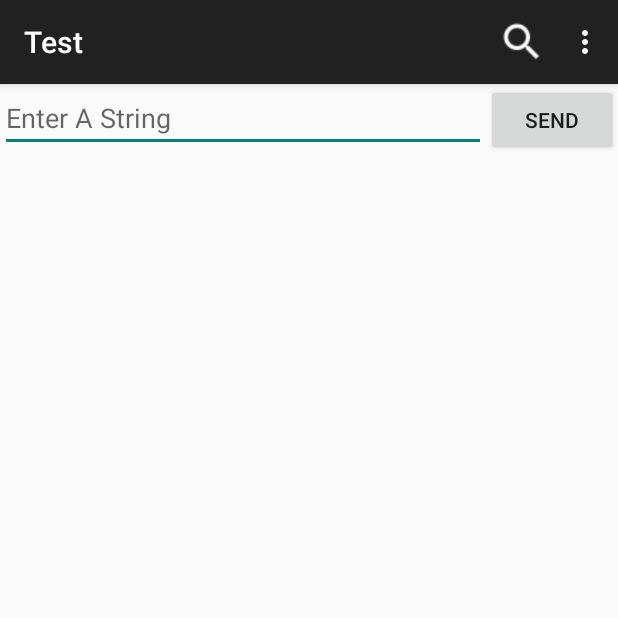
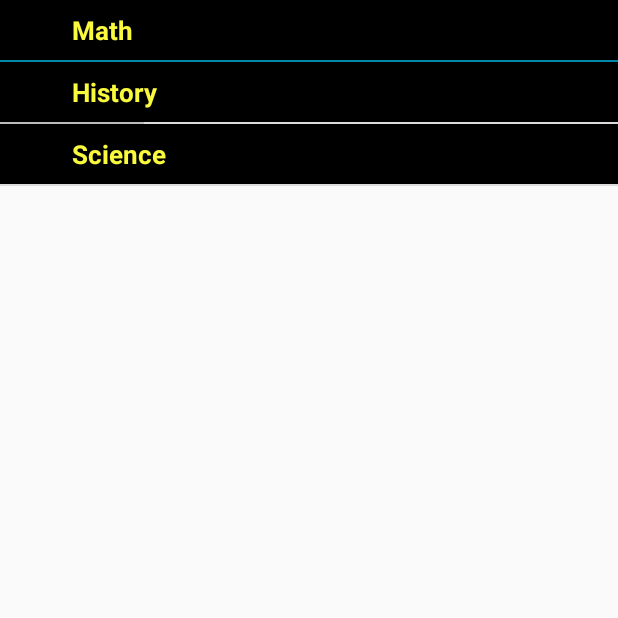
Before and after one commit to botanical/C110Practice, an Android app: the screen it shows after launch (MainActivity before the commit, SubjectNav after it), after a tap on "LOGIN", on a phone screen of 412 x 824 dp, the top half of it. Run offline under Robolectric (Android 15) with nearby library versions, the phone set to English and light mode, and no system bars.

Commit message:
Basic ugly functionality for expandList working

```diff
--- a/app/build.gradle
+++ b/app/build.gradle
@@ -21,5 +21,6 @@ android {
 
 dependencies {
     compile fileTree(dir: 'libs', include: ['*.jar'])
-    compile 'com.android.support:appcompat-v7:23.0.1'
+    compile 'com.android.support:appcompat-v7:23.1.0'
+    compile 'com.android.support:design:23.1.0'
 }
--- /dev/null
+++ b/app/src/main/java/com/example/jennifertran/cse110practice/ExpandableListAdapter.java
@@ -0,0 +1,107 @@
+package com.example.jennifertran.cse110practice;
+
+import java.util.HashMap;
+import java.util.List;
+
+import android.content.Context;
+import android.graphics.Typeface;
+import android.view.LayoutInflater;
+import android.view.View;
+import android.view.ViewGroup;
+import android.widget.BaseExpandableListAdapter;
+import android.widget.TextView;
+
+public class ExpandableListAdapter extends BaseExpandableListAdapter {
+
+    private Context _context;
+    private List<String> _listDataHeader; // header titles
+    // child data in format of header title, child title
+    private HashMap<String, List<String>> _listDataChild;
+
+    public ExpandableListAdapter(Context context, List<String> listDataHeader,
+                                 HashMap<String, List<String>> listChildData) {
+        this._context = context;
+        this._listDataHeader = listDataHeader;
+        this._listDataChild = listChildData;
+    }
+
+    @Override
+    public Object getChild(int groupPosition, int childPosititon) {
+        return this._listDataChild.get(this._listDataHeader.get(groupPosition))
+                .get(childPosititon);
+    }
+
+    @Override
+    public long getChildId(int groupPosition, int childPosition) {
+        return childPosition;
+    }
+
+    @Override
+    public View getChildView(int groupPosition, final int childPosition,
+                             boolean isLastChild, View convertView, ViewGroup parent) {
+
+        final String childText = (String) getChild(groupPosition, childPosition);
+
+        if (convertView == null) {
+            LayoutInflater infalInflater = (LayoutInflater) this._context
+                    .getSystemService(Context.LAYOUT_INFLATER_SERVICE);
+            convertView = infalInflater.inflate(R.layout.list_item, null);
+        }
+
+        TextView txtListChild = (TextView) convertView
+                .findViewById(R.id.lblListItem);
+
+        txtListChild.setText(childText);
+        return convertView;
+    }
+
+    @Override
+    public int getChildrenCount(int groupPosition) {
+        return this._listDataChild.get(this._listDataHeader.get(groupPosition))
+                .size();
+    }
+
+    @Override
+    public Object getGroup(int groupPosition) {
+        return this._listDataHeader.get(groupPosition);
+    }
+
+    @Override
+    public int getGroupCount() {
+        return this._listDataHeader.size();
+    }
+
+    @Override
+    public long getGroupId(int groupPosition) {
+        return groupPosition;
+    }
+
+    @Override
+    public View getGroupView(int groupPosition, boolean isExpanded,
+                             View convertView, ViewGroup parent) {
+        String headerTitle = (String) getGroup(groupPosition);
+        if (convertView == null) {
+            LayoutInflater infalInflater = (LayoutInflater) this._context
+                    .getSystemService(Context.LAYOUT_INFLATER_SERVICE);
+            convertView = infalInflater.inflate(R.layout.list_group, null);
+        }
+
+        TextView lblListHeader = (TextView) convertView
+                .findViewById(R.id.lblListHeader);
+        lblListHeader.setTypeface(null, Typeface.BOLD);
+        lblListHeader.setText(headerTitle);
+
+        return convertView;
+    }
+
+    @Override
+    public boolean hasStableIds() {
+        return false;
+    }
+
+    @Override
+    public boolean isChildSelectable(int groupPosition, int childPosition) {
+        return true;
+    }
+
+}
--- a/app/src/main/java/com/example/jennifertran/cse110practice/LoginActivity.java
+++ b/app/src/main/java/com/example/jennifertran/cse110practice/LoginActivity.java
@@ -42,7 +42,7 @@ public class LoginActivity extends AppCompatActivity {
                     .putBoolean(LOGGED_IN, true)
                     .apply();
 
-        Intent intent = new Intent(this, MainActivity.class);
+        Intent intent = new Intent(this, SubjectNav.class);
         startActivity(intent);
         }
 
--- a/app/src/main/java/com/example/jennifertran/cse110practice/MainActivity.java
+++ b/app/src/main/java/com/example/jennifertran/cse110practice/MainActivity.java
@@ -10,7 +10,6 @@ import android.view.MenuItem;
 import android.view.View;
 import android.widget.EditText;
 import android.widget.Toast;
-
 
 public class MainActivity extends AppCompatActivity {
     public final static String EXTRA_MESSAGE = "com.example.jennifertran.cse110practice.MESSAGE";
@@ -62,6 +61,5 @@ public class MainActivity extends AppCompatActivity {
 
     private void openSearch() {
         Toast.makeText(this, "Search is working", Toast.LENGTH_SHORT).show();
-
     }
 }
--- /dev/null
+++ b/app/src/main/java/com/example/jennifertran/cse110practice/SubjectNav.java
@@ -0,0 +1,136 @@
+package com.example.jennifertran.cse110practice;
+
+import java.util.ArrayList;
+import java.util.HashMap;
+import java.util.List;
+import android.app.Activity;
+import android.os.Bundle;
+import android.support.v7.app.AppCompatActivity;
+import android.view.View;
+import android.widget.ExpandableListView;
+import android.widget.ExpandableListView.OnChildClickListener;
+import android.widget.ExpandableListView.OnGroupClickListener;
+import android.widget.ExpandableListView.OnGroupCollapseListener;
+import android.widget.ExpandableListView.OnGroupExpandListener;
+import android.widget.Toast;
+
+public class SubjectNav extends Activity {
+    ExpandableListAdapter listAdapter;
+    ExpandableListView expListView;
+    List<String> listDataHeader;
+    HashMap<String, List<String>> listDataChild;
+
+    @Override
+    protected void onCreate(Bundle savedInstanceState) {
+        super.onCreate(savedInstanceState);
+        setContentView(R.layout.activity_subject_nav);
+
+        // get the listview
+        expListView = (ExpandableListView) findViewById(R.id.lvExp);
+
+        // preparing list data
+        prepareListData();
+
+        listAdapter = new ExpandableListAdapter(this, listDataHeader, listDataChild);
+
+        // setting list adapter
+        expListView.setAdapter(listAdapter);
+
+        // Listview Group click listener
+        expListView.setOnGroupClickListener(new OnGroupClickListener() {
+
+            @Override
+            public boolean onGroupClick(ExpandableListView parent, View v,
+                                        int groupPosition, long id) {
+                // Toast.makeText(getApplicationContext(),
+                // "Group Clicked " + listDataHeader.get(groupPosition),
+                // Toast.LENGTH_SHORT).show();
+                return false;
+            }
+        });
+
+        // Listview Group expanded listener
+        expListView.setOnGroupExpandListener(new OnGroupExpandListener() {
+
+            @Override
+            public void onGroupExpand(int groupPosition) {
+                Toast.makeText(getApplicationContext(),
+                        listDataHeader.get(groupPosition) + " Expanded",
+                        Toast.LENGTH_SHORT).show();
+            }
+        });
+
+        // Listview Group collasped listener
+        expListView.setOnGroupCollapseListener(new OnGroupCollapseListener() {
+
+            @Override
+            public void onGroupCollapse(int groupPosition) {
+                Toast.makeText(getApplicationContext(),
+                        listDataHeader.get(groupPosition) + " Collapsed",
+                        Toast.LENGTH_SHORT).show();
+
+            }
+        });
+
+        // Listview on child click listener
+        expListView.setOnChildClickListener(new OnChildClickListener() {
+
+            @Override
+            public boolean onChildClick(ExpandableListView parent, View v,
+                                        int groupPosition, int childPosition, long id) {
+                // TODO Auto-generated method stub
+                Toast.makeText(
+                        getApplicationContext(),
+                        listDataHeader.get(groupPosition)
+                                + " : "
+                                + listDataChild.get(
+                                listDataHeader.get(groupPosition)).get(
+                                childPosition), Toast.LENGTH_SHORT)
+                        .show();
+                return false;
+            }
+        });
+    }
+
+    /*
+     * Preparing the list data
+     */
+    private void prepareListData() {
+        listDataHeader = new ArrayList<String>();
+        listDataChild = new HashMap<String, List<String>>();
+
+        // Adding child data
+        listDataHeader.add("Math");
+        listDataHeader.add("History");
+        listDataHeader.add("Science");
+
+        // Adding child data
+        List<String> subMath = new ArrayList<String>();
+        subMath.add("Addition");
+        subMath.add("Subtraction");
+        subMath.add("Multiplication");
+        subMath.add("Division");
+        subMath.add("Negative Numbers");
+        subMath.add("Algebraic Expressions");
+        subMath.add("Fractions");
+
+        List<String> subHistory = new ArrayList<String>();
+        subHistory.add("Presidents");
+        subHistory.add("Revolutonary War");
+        subHistory.add("Spanish American War");
+        subHistory.add("Civil War");
+        subHistory.add("World War I");
+        subHistory.add("World War II");
+
+        List<String> subScience = new ArrayList<String>();
+        subScience.add("The Butterfly");
+        subScience.add("Magnetism");
+        subScience.add("Kenetic Forces");
+        subScience.add("Basic Chemistry");
+        subScience.add("Astronomy");
+
+        listDataChild.put(listDataHeader.get(0), subMath); // Header, Child data
+        listDataChild.put(listDataHeader.get(1), subHistory);
+        listDataChild.put(listDataHeader.get(2), subScience);
+    }
+}
--- /dev/null
+++ b/app/src/main/res/layout/activity_subject_nav.xml
@@ -0,0 +1,59 @@
+<?xml version="1.0" encoding="utf-8"?>
+<FrameLayout xmlns:android="http://schemas.android.com/apk/res/android"
+    android:layout_width="match_parent"
+    android:layout_height="match_parent"
+    android:orientation="vertical">
+
+    <ImageView
+        android:id="@+id/imageView1"
+        android:layout_width="wrap_content"
+        android:layout_height="wrap_content"
+        android:scaleType="centerCrop"
+        android:src="@drawable/bear1" />
+
+    <TextView
+        android:id="@+id/textView1"
+        android:layout_width="match_parent"
+        android:layout_height="wrap_content"
+        android:layout_gravity="center_horizontal"
+        android:background="@color/login_page_bg"
+        android:padding="10dp"
+        android:text="Bear's Subject Navigator!"
+        android:textColor="#000000"
+        android:textSize="22sp" />
+<!--
+    <TextView
+        android:id="@+id/textView2"
+        android:layout_width="match_parent"
+        android:layout_height="wrap_content"
+        android:layout_gravity="bottom"
+        android:background="@color/login_page_bg"
+        android:padding="10dp"
+        android:text="BottomPage!"
+        android:textColor="#000000"
+        android:textSize="18sp" />
+-->
+    <ExpandableListView
+        android:id="@+id/lvExp"
+        android:layout_width="match_parent"
+        android:layout_height="match_parent">
+
+    </ExpandableListView>
+    <!--
+    <Button
+        android:layout_width="250dp"
+        android:layout_height="wrap_content"
+        android:layout_marginTop="50dp"
+        android:text="Math"
+        android:id="@+id/math"
+        android:layout_gravity="top" />
+
+    <Button
+        android:layout_width="250dp"
+        android:layout_height="wrap_content"
+        android:layout_marginTop="90dp"
+        android:text="English"
+        android:id="@+id/English"
+
+    -->
+</FrameLayout>
--- /dev/null
+++ b/app/src/main/res/layout/list_group.xml
@@ -0,0 +1,18 @@
+<?xml version="1.0" encoding="utf-8"?>
+<LinearLayout xmlns:android="http://schemas.android.com/apk/res/android"
+    android:layout_width="fill_parent"
+    android:layout_height="wrap_content"
+    android:orientation="vertical"
+    android:padding="8dp"
+    android:background="#000000">
+
+
+    <TextView
+        android:id="@+id/lblListHeader"
+        android:layout_width="fill_parent"
+        android:layout_height="wrap_content"
+        android:paddingLeft="?android:attr/expandableListPreferredItemPaddingLeft"
+        android:textSize="17dp"
+        android:textColor="#f9f93d" />
+
+</LinearLayout>
--- /dev/null
+++ b/app/src/main/res/values-v21/styles.xml
@@ -0,0 +1,8 @@
+<resources>>
+    <style name="AppTheme.NoActionBar">
+        <item name="windowActionBar">false</item>
+        <item name="windowNoTitle">true</item>
+        <item name="android:windowDrawsSystemBarBackgrounds">true</item>
+        <item name="android:statusBarColor">@android:color/transparent</item>
+    </style>
+</resources>
--- a/app/src/main/res/values/dimens.xml
+++ b/app/src/main/res/values/dimens.xml
@@ -9,4 +9,5 @@
     <dimen name="login_page_username_field_label_text_size">16sp</dimen>
     <dimen name="login_page_username_field_padding">8dp</dimen>
     <dimen name="login_page_username_field_text_size">24sp</dimen>
+    <dimen name="fab_margin">16dp</dimen>
 </resources>
--- a/app/src/main/res/values/strings.xml
+++ b/app/src/main/res/values/strings.xml
@@ -1,5 +1,5 @@
 <resources>
-    <string name="app_name">Test</string>
+    <string name="app_name">Mek</string>
 
     <string name="hello_world">Hello world!</string>
     <string name="action_settings">Settings</string>
@@ -8,7 +8,10 @@
     <string name="button_send">Send</string>
     <string name="title_activity_display_message">My Message</string>
 
+    <!--Subject Navigation page -->
+
 
     <!--Login Page-->
     <string name="login_page_login_button_text">LOGIN</string>
+    <string name="title_activity_subject_nav">SubjectNav</string>
 </resources>
--- a/app/src/main/res/values/styles.xml
+++ b/app/src/main/res/values/styles.xml
@@ -4,5 +4,11 @@
     <style name="AppTheme" parent="Theme.AppCompat.Light.DarkActionBar">
         <!-- Customize your theme here. -->
     </style>
+    <style name="AppTheme.NoActionBar">
+        <item name="windowActionBar">false</item>
+        <item name="windowNoTitle">true</item>
+    </style>
+    <style name="AppTheme.AppBarOverlay" parent="ThemeOverlay.AppCompat.Dark.ActionBar" />
+    <style name="AppTheme.PopupOverlay" parent="ThemeOverlay.AppCompat.Light" />
 
 </resources>
```
Also changed, not shown: app/src/main/AndroidManifest.xml (+11 -9 lines), app/src/main/res/layout/content_subject_nav.xml (added, +13 -0 lines), app/src/main/res/layout/list_item.xml (added, +15 -0 lines), 1 other file.
